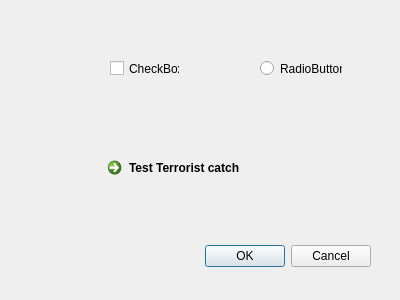
This is Test_dialog_base.ui in EnderPeter/GEO1005 as Qt 5 draws it before an edit. The edited form follows.
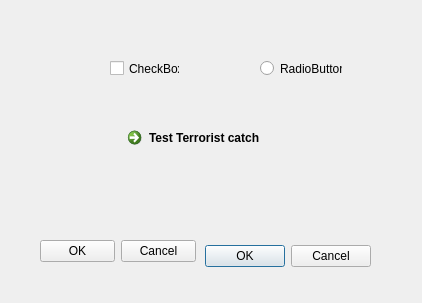
This is the edited form.

Patch:
```diff
--- a/Test_dialog_base.ui
+++ b/Test_dialog_base.ui
@@ -6,8 +6,8 @@
    <rect>
     <x>0</x>
     <y>0</y>
-    <width>400</width>
-    <height>300</height>
+    <width>422</width>
+    <height>303</height>
    </rect>
   </property>
   <property name="windowTitle">
@@ -58,8 +58,8 @@
   <widget class="QCommandLinkButton" name="commandLinkButton">
    <property name="geometry">
     <rect>
-     <x>100</x>
-     <y>150</y>
+     <x>120</x>
+     <y>120</y>
      <width>188</width>
      <height>41</height>
     </rect>
@@ -68,6 +68,19 @@
     <string>Test Terrorist catch</string>
    </property>
   </widget>
+  <widget class="QDialogButtonBox" name="buttonBox">
+   <property name="geometry">
+    <rect>
+     <x>40</x>
+     <y>240</y>
+     <width>156</width>
+     <height>23</height>
+    </rect>
+   </property>
+   <property name="standardButtons">
+    <set>QDialogButtonBox::Cancel|QDialogButtonBox::Ok</set>
+   </property>
+  </widget>
  </widget>
  <resources/>
  <connections>
```
